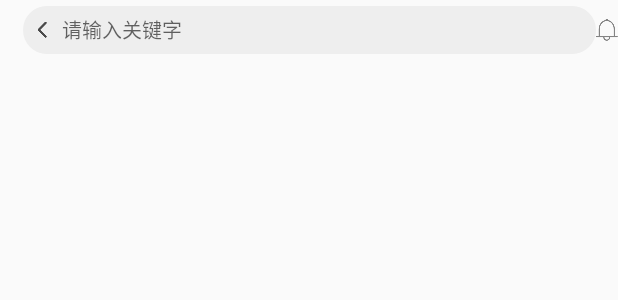
After one commit to bindingModel/cheese_radio, an Android app: the layout head_home_page.xml on its own in the app's theme, with its tools: preview values and no code run, on a phone screen of 412 x 824 dp. The commit adds this screen. Shown: the top 300 px of the screen. Run offline under Robolectric (Android 15) with nearby library versions, the phone set to English and light mode, and no system bars.

Commit message:
creat home_page and search file

```diff
--- /dev/null
+++ b/app/src/main/res/drawable/home_search.xml
@@ -0,0 +1,6 @@
+<?xml version="1.0" encoding="utf-8"?>
+<shape xmlns:android="http://schemas.android.com/apk/res/android"
+    android:shape="rectangle">
+    <solid android:color="#EEEEEE"/>
+    <corners android:radius="80dp"/>
+</shape>
--- /dev/null
+++ b/app/src/main/res/layout/head_home_page.xml
@@ -0,0 +1,49 @@
+<?xml version="1.0" encoding="utf-8"?>
+<layout xmlns:android="http://schemas.android.com/apk/res/android">
+
+    <data>
+
+        <variable
+            name="vm"
+            type="com.cheese.radio.ui.home.page.HomePageModel" />
+    </data>
+
+    <LinearLayout
+        android:layout_width="match_parent"
+        android:layout_height="wrap_content"
+        android:orientation="vertical">
+
+
+        <LinearLayout
+            android:layout_width="match_parent"
+            android:layout_height="wrap_content"
+            android:orientation="horizontal">
+            <TextView
+                android:id="@+id/home_edit"
+                android:layout_width="0dp"
+                android:layout_weight="1"
+                android:layout_height="32dp"
+                android:layout_marginLeft="15dp"
+
+                android:layout_marginTop="4dp"
+                android:layout_marginBottom="4dp"
+                android:background="@drawable/home_search"
+                android:drawableLeft="@mipmap/back"
+                android:drawableStart="@mipmap/back"
+                android:drawablePadding="10dp"
+                android:gravity="start|center"
+                android:hint="@string/home_search_text"
+                android:onClick="@{vm::onSearchClick}"
+                android:paddingLeft="10dp"
+                android:paddingRight="10dp"
+                android:textColor="@color/gray"
+                android:textSize="13sp" />
+            <ImageView
+                android:layout_width="wrap_content"
+                android:layout_height="wrap_content"
+                android:layout_gravity="center"
+                android:src="@mipmap/shape"/>
+        </LinearLayout>
+
+    </LinearLayout>
+</layout>
--- a/app/src/main/res/values/colors.xml
+++ b/app/src/main/res/values/colors.xml
@@ -5,5 +5,6 @@
     <color name="colorAccent">#FF4081</color>
     <color name="background_white">#fdfdfe</color>
     <color name="background_gray">#f7f7f7</color>
+    <color name="gray">#f2f2f2</color>
 
 </resources>
--- a/app/src/main/res/values/strings.xml
+++ b/app/src/main/res/values/strings.xml
@@ -5,4 +5,5 @@
     <string name="group_button3">芝士圈</string>
     <string name="group_button4">我的芝士</string>
     <string name="out">退出</string>
+    <string name="home_search_text">请输入关键字</string>
 </resources>
--- a/build.gradle
+++ b/build.gradle
@@ -40,5 +40,5 @@ ext{
     gson = '2.8.1'
     retrofit = '2.2.0'
 
-    binding_model="1.1.1"
+    binding_model="1.1.3"
 }
```
Also changed, not shown: app/src/main/java/com/cheese/radio/ui/home/page/HomePageFragment.java (added, +10 -0 lines), app/src/main/java/com/cheese/radio/ui/home/page/HomePageModel.java (added, +38 -0 lines), app/src/main/java/com/cheese/radio/ui/search/SearchActivity.java (added, +8 -0 lines), app/src/main/java/com/cheese/radio/ui/search/SearchtModel.java (added, +25 -0 lines), app/src/main/res/layout/activity_search.xml (added, +48 -0 lines), app/src/main/res/layout/fragment_home_page.xml (added, +16 -0 lines), app/src/main/res/layout/layout_recycler_view.xml (added, +50 -0 lines), app/src/main/res/mipmap-xxhdpi/back.png (added), app/src/main/res/mipmap-xxxhdpi/shape.png (added).
